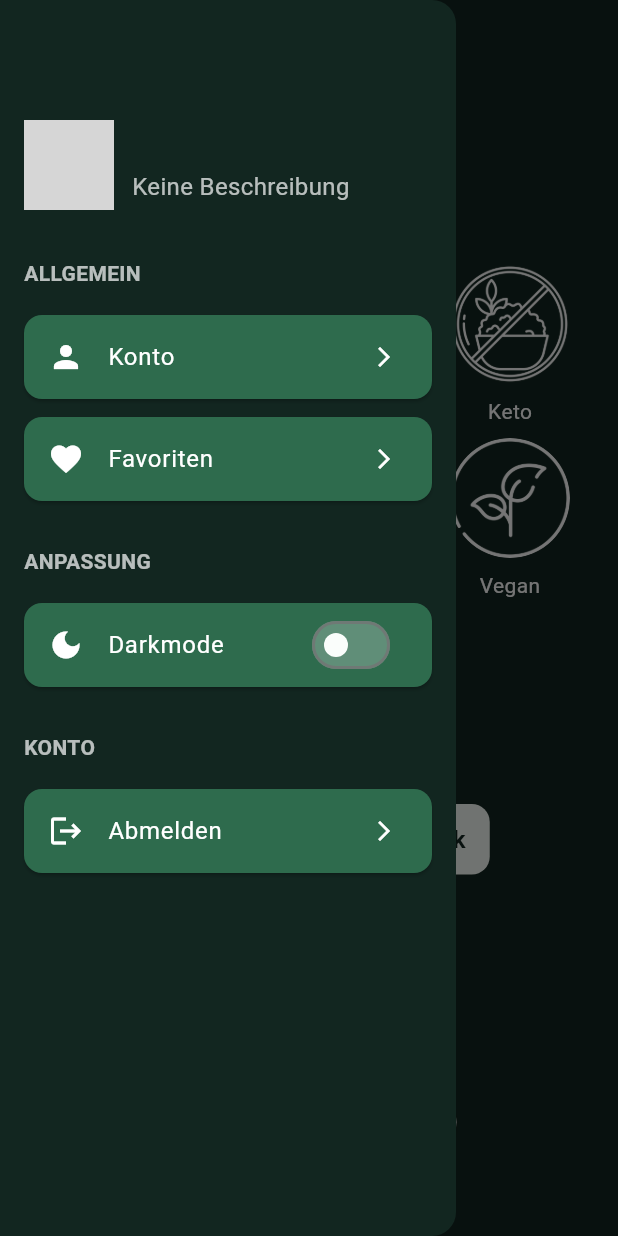
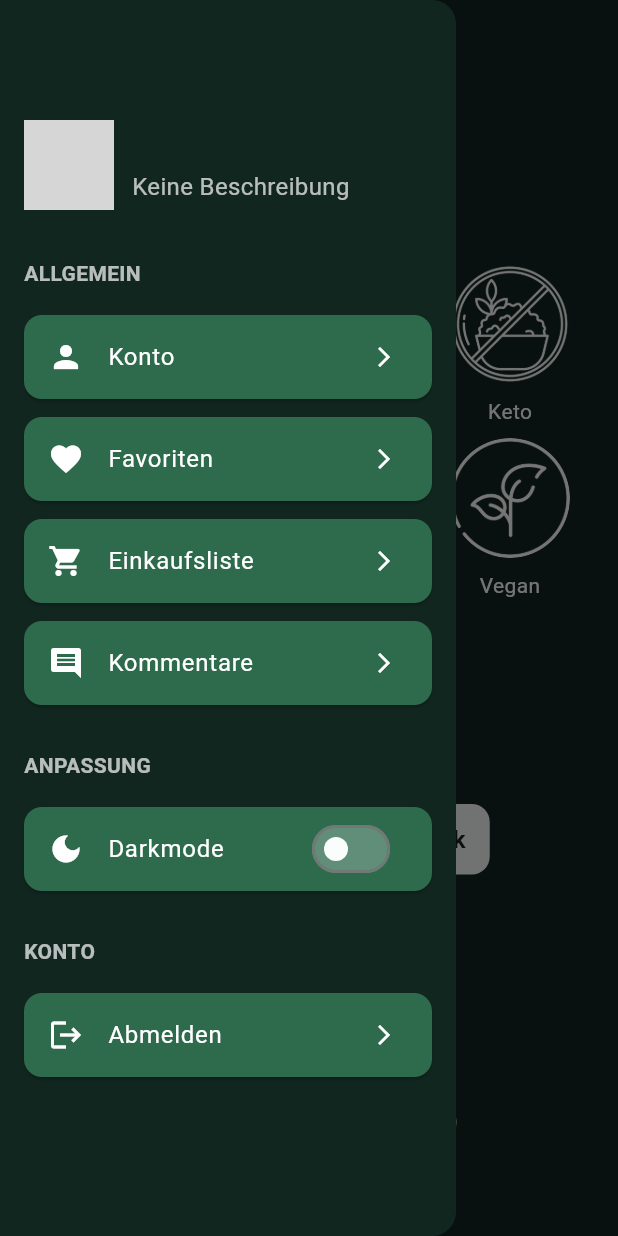
Before and after one commit to DeineBabushka/kuvio-android-app, a Flutter app: the RecipesScreen screen opened directly, with the side drawer open, on a phone screen of 412 x 824 dp. Run offline on Flutter 3.47's test engine with Material 3 defaults, Android fonts, the light colour scheme and no system bars; our stand-ins replace cloud_firestore, firebase_analytics, firebase_auth, firebase_core, firebase_crashlytics, google_sign_in and 1 more; accounts and stored records are empty; grey boxes are pictures that could not be loaded.

Commit message:
HAM erweitert und Code clean

```diff
--- a/lib/widgets/hamburger_menu.dart
+++ b/lib/widgets/hamburger_menu.dart
@@ -8,6 +8,8 @@ import '../screens/favorites_screen.dart';
 import '../models/recipe.dart';
 import '../theme_provider.dart';
 import '../screens/admin_dashboard_screen.dart';
+import '../screens/shopping_list_screen.dart';
+import '../screens/comment_screen.dart';
 
 class HamburgerDrawer extends StatefulWidget {
   final List<Recipe> allRecipes;
@@ -116,7 +118,35 @@ class _HamburgerDrawerState extends State<HamburgerDrawer> {
                 ),
               ),
               tileColor: tileColor,
-            ),if (userData!['isAdmin'] == true)
+            ),
+            _buildTile(
+              context,
+              icon: Icons.shopping_cart,
+              title: "Einkaufsliste",
+              onTap: () {
+                Navigator.push(
+                  context,
+                  MaterialPageRoute(builder: (_) => const ShoppingListScreen()),
+                );
+              },
+              tileColor: tileColor,
+            ),
+            _buildTile(
+              context,
+              icon: Icons.comment,
+              title: "Kommentare",
+              onTap: () {
+                Navigator.push(
+                  context,
+                  MaterialPageRoute(
+                    builder: (_) =>
+                        CommentScreen(allRecipes: widget.allRecipes),
+                  ),
+                );
+              },
+              tileColor: tileColor,
+            ),
+            if (userData!['isAdmin'] == true)
               _buildTile(
                 context,
                 icon: Icons.admin_panel_settings,
@@ -124,12 +154,12 @@ class _HamburgerDrawerState extends State<HamburgerDrawer> {
                 onTap: () {
                   Navigator.push(
                     context,
-        MaterialPageRoute(builder: (_) => const AdminDashboardScreen()),
+                    MaterialPageRoute(
+                        builder: (_) => const AdminDashboardScreen()),
                   );
                 },
                 tileColor: tileColor,
               ),
-
             const SizedBox(height: 24),
             Text("ANPASSUNG", style: sectionStyle),
             const SizedBox(height: 12),
```
Lines whose indentation alone changed are shown as unchanged.
